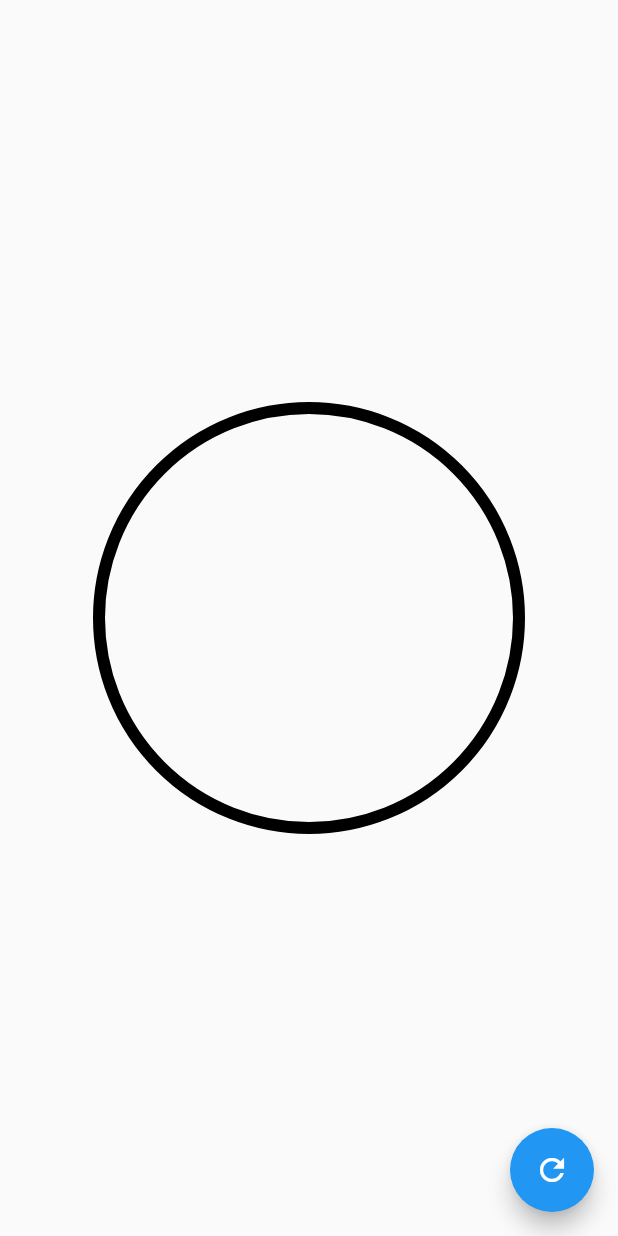
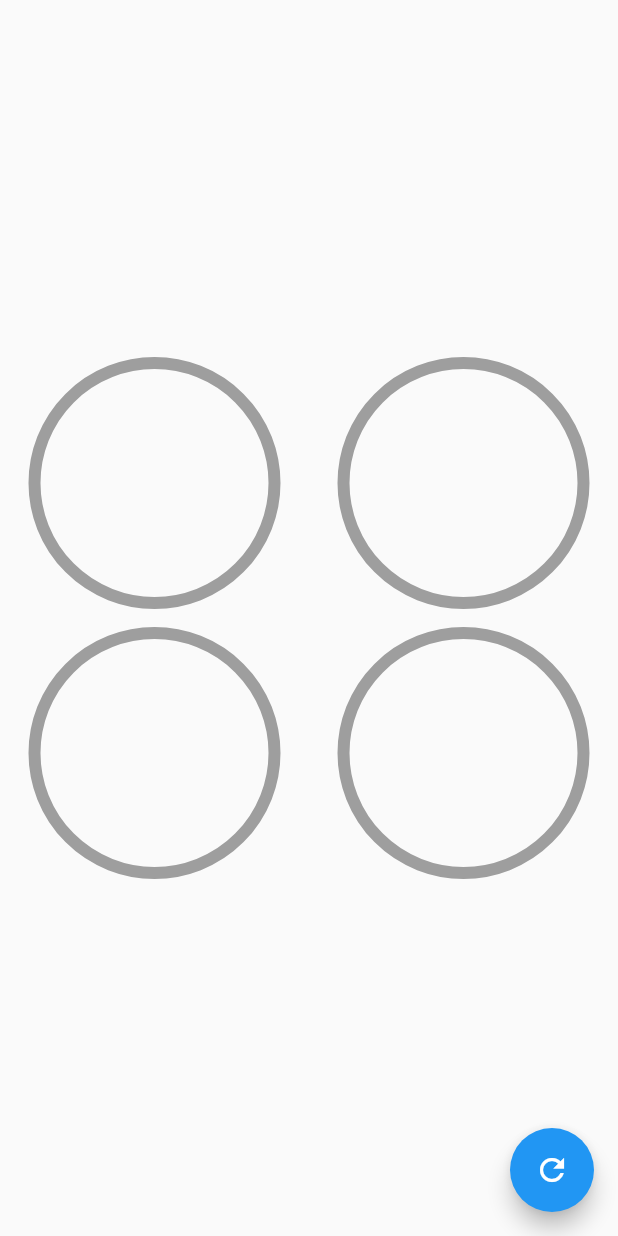
Before and after one commit to JeancarlosCarvajal/Diseno-de-Circular-Progress-Indicator-personalizado, a Flutter app: the screen it shows after launch, on a phone screen of 412 x 824 dp. Run offline on Flutter 3.47's test engine with Material 2 defaults, Android fonts, the phone set to English and light mode, and no system bars.

Commit message:
Circular progress Indicator Single III Custom

```diff
--- a/lib/src/pages/graficas_circulares_page.dart
+++ b/lib/src/pages/graficas_circulares_page.dart
@@ -26,21 +26,60 @@ class _GraficasCircularesPageState extends State<GraficasCircularesPage> {
         },
         child: Icon(Icons.refresh),
       ),
-      body: Center(
+      body: Column(
+        mainAxisAlignment: MainAxisAlignment.center,
+        children: [
+
+
+          Row(
+            mainAxisAlignment: MainAxisAlignment.spaceAround,
+            children: [
+              CustomRadialProgress(porcentaje: porcentaje, color: Colors.blue,),
+              CustomRadialProgress(porcentaje: porcentaje, color: Colors.purple,),
+            ],
+          ),
+
+          Row(
+            mainAxisAlignment: MainAxisAlignment.spaceAround,
+            children: [
+              CustomRadialProgress(porcentaje: porcentaje, color: Colors.lightGreen,),
+              CustomRadialProgress(porcentaje: porcentaje, color: Colors.indigoAccent,),
+            ],
+          )
+
+
+        ],
+      )
+    );
+  }
+}
+
+class CustomRadialProgress extends StatelessWidget {
+  const CustomRadialProgress({
+    Key? key,
+    required this.porcentaje,
+    required this.color
+  }) : super(key: key);
+
+  final double porcentaje;
+  final Color color;
+
+  @override
+  Widget build(BuildContext context) {
+    return Center(
        child: Container(
-            width: 300,
-            height: 300,
+          width: 180,
+          height: 180,
           // color: Colors.red, // pruebas
           // child: Text('$porcentaje %', style: TextStyle(fontSize: 50.0), // pruebas
           child: RadialProgress(
             porcentaje: porcentaje,
-              colorPrimario: Colors.purple,
-              colorSecundario: Colors.black,
+            colorPrimario: this.color,
+            colorSecundario: Colors.grey,
             grosorSecundario: 8.0,
             grosorPrimario: 15.0
           ),
       ),
-      )
     );
   }
 }
```
Lines whose indentation alone changed are shown as unchanged.
